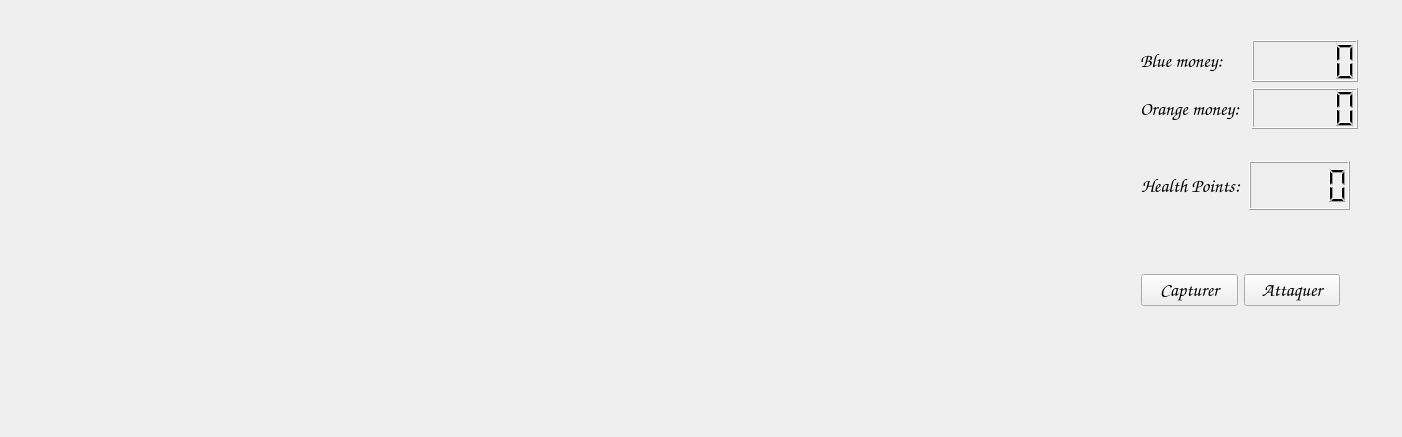
Qt form AdvanceWars/mainwindow.ui (ulb-be-pauleroy/QtCuteSmart_Advance_Wars) before a commit.
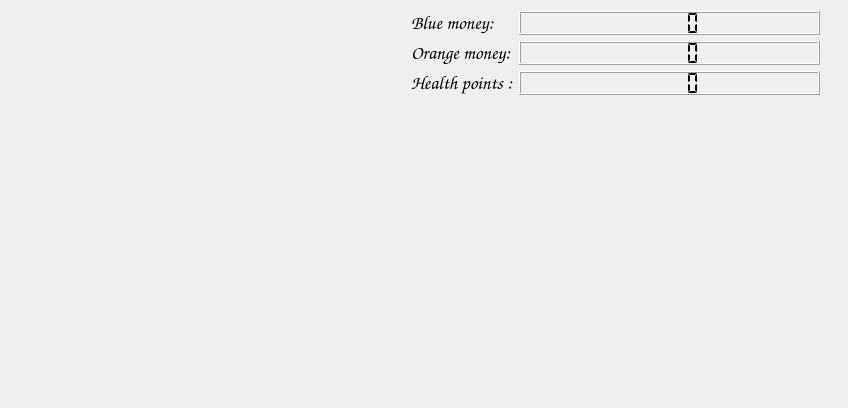
The same form after that commit.

Commit message: Redesigns UI for maiWindow - step 1

```diff
--- a/AdvanceWars/mainwindow.ui
+++ b/AdvanceWars/mainwindow.ui
@@ -6,8 +6,8 @@
    <rect>
     <x>0</x>
     <y>0</y>
-    <width>1402</width>
-    <height>437</height>
+    <width>848</width>
+    <height>408</height>
    </rect>
   </property>
   <property name="windowTitle">
@@ -17,13 +17,37 @@
    <widget class="QWidget" name="gridLayoutWidget">
     <property name="geometry">
      <rect>
-      <x>1129</x>
-      <y>29</y>
-      <width>240</width>
-      <height>111</height>
+      <x>400</x>
+      <y>0</y>
+      <width>431</width>
+      <height>134</height>
      </rect>
     </property>
-    <layout class="QGridLayout" name="gridLayout">
+    <layout class="QHBoxLayout" name="horizontalLayout">
+     <item>
+      <layout class="QFormLayout" name="InfoLayout">
+       <item row="0" column="0">
+        <widget class="QLabel" name="label_2">
+         <property name="font">
+          <font>
+           <family>Comic Sans MS</family>
+           <pointsize>14</pointsize>
+           <weight>75</weight>
+           <bold>true</bold>
+          </font>
+         </property>
+         <property name="text">
+          <string>Blue money:</string>
+         </property>
+        </widget>
+       </item>
+       <item row="0" column="1">
+        <widget class="QLCDNumber" name="BlueMoneyCounter">
+         <property name="segmentStyle">
+          <enum>QLCDNumber::Flat</enum>
+         </property>
+        </widget>
+       </item>
      <item row="1" column="0">
       <widget class="QLabel" name="label_3">
        <property name="font">
@@ -39,81 +63,14 @@
        </property>
       </widget>
      </item>
-     <item row="0" column="1">
-      <widget class="QLCDNumber" name="lcdNumber_4"/>
-     </item>
      <item row="1" column="1">
-      <widget class="QLCDNumber" name="lcdNumber_3"/>
-     </item>
-     <item row="0" column="0">
-      <widget class="QLabel" name="label_2">
-       <property name="font">
-        <font>
-         <family>Comic Sans MS</family>
-         <pointsize>14</pointsize>
-         <weight>75</weight>
-         <bold>true</bold>
-        </font>
-       </property>
-       <property name="text">
-        <string>Blue money:</string>
-       </property>
-      </widget>
-     </item>
-    </layout>
-   </widget>
-   <widget class="QWidget" name="horizontalLayoutWidget_3">
-    <property name="geometry">
-     <rect>
-      <x>1130</x>
-      <y>230</y>
-      <width>221</width>
-      <height>121</height>
-     </rect>
-    </property>
-    <layout class="QHBoxLayout" name="horizontalLayout_6">
-     <item>
-      <widget class="QPushButton" name="pushButton">
-       <property name="font">
-        <font>
-         <family>Comic Sans MS</family>
-         <pointsize>14</pointsize>
-        </font>
-       </property>
-       <property name="text">
-        <string>Capturer</string>
-       </property>
-      </widget>
-     </item>
-     <item>
-      <widget class="QPushButton" name="pushButton_2">
-       <property name="font">
-        <font>
-         <family>Comic Sans MS</family>
-         <pointsize>14</pointsize>
-        </font>
-       </property>
-       <property name="cursor">
-        <cursorShape>PointingHandCursor</cursorShape>
-       </property>
-       <property name="text">
-        <string>Attaquer</string>
-       </property>
-      </widget>
-     </item>
-    </layout>
-   </widget>
-   <widget class="QWidget" name="horizontalLayoutWidget">
-    <property name="geometry">
-     <rect>
-      <x>1130</x>
-      <y>150</y>
-      <width>231</width>
-      <height>71</height>
-     </rect>
-    </property>
-    <layout class="QHBoxLayout" name="horizontalLayout_2">
-     <item>
+        <widget class="QLCDNumber" name="OrangeMoneyCounter">
+         <property name="segmentStyle">
+          <enum>QLCDNumber::Flat</enum>
+         </property>
+        </widget>
+       </item>
+       <item row="2" column="0">
       <widget class="QLabel" name="label">
        <property name="font">
         <font>
@@ -124,12 +81,21 @@
         </font>
        </property>
        <property name="text">
-        <string>Health Points:</string>
+          <string>Health points :</string>
        </property>
       </widget>
      </item>
-     <item>
-      <widget class="QLCDNumber" name="lcdNumber"/>
+       <item row="2" column="1">
+        <widget class="QLCDNumber" name="HealthPointsCounter">
+         <property name="mode">
+          <enum>QLCDNumber::Dec</enum>
+         </property>
+         <property name="segmentStyle">
+          <enum>QLCDNumber::Flat</enum>
+         </property>
+        </widget>
+       </item>
+      </layout>
      </item>
     </layout>
    </widget>
```
Left out of the diff: 2 changed lines with no effect on the pictures. Lines whose indentation alone changed are shown as unchanged. The commit also changes 1 other file.
